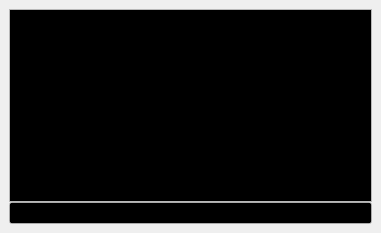
Qt form src/dialogs/dock/dock_script_log.ui (mbasaglia/Knotter) before a commit.
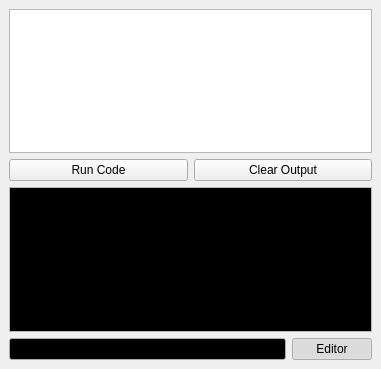
The same form after that commit. Icons and pictures are not drawn. Custom widgets are drawn as their Qt base class.

Commit message: Large script editor

The edit to the form file:
```diff
--- a/src/dialogs/dock/dock_script_log.ui
+++ b/src/dialogs/dock/dock_script_log.ui
@@ -7,7 +7,7 @@
     <x>0</x>
     <y>0</y>
     <width>381</width>
-    <height>233</height>
+    <height>369</height>
    </rect>
   </property>
   <property name="windowIcon">
@@ -19,11 +19,70 @@
    <string>Script Console</string>
   </property>
   <widget class="QWidget" name="dockWidgetContents">
-   <layout class="QVBoxLayout" name="verticalLayout">
-    <property name="spacing">
-     <number>0</number>
-    </property>
-    <item>
+   <layout class="QGridLayout" name="gridLayout">
+    <item row="0" column="0" colspan="2">
+     <widget class="QFrame" name="frame_advanced">
+      <property name="frameShape">
+       <enum>QFrame::NoFrame</enum>
+      </property>
+      <property name="frameShadow">
+       <enum>QFrame::Raised</enum>
+      </property>
+      <layout class="QVBoxLayout" name="verticalLayout_2">
+       <property name="leftMargin">
+        <number>0</number>
+       </property>
+       <property name="topMargin">
+        <number>0</number>
+       </property>
+       <property name="rightMargin">
+        <number>0</number>
+       </property>
+       <property name="bottomMargin">
+        <number>0</number>
+       </property>
+       <item>
+        <widget class="Script_Edit" name="source_editor">
+         <property name="lineWrapMode">
+          <enum>QPlainTextEdit::NoWrap</enum>
+         </property>
+         <property name="tabStopWidth">
+          <number>20</number>
+         </property>
+        </widget>
+       </item>
+       <item>
+        <layout class="QHBoxLayout" name="horizontalLayout">
+         <item>
+          <widget class="QPushButton" name="button_run">
+           <property name="text">
+            <string>Run Code</string>
+           </property>
+           <property name="icon">
+            <iconset theme="debug-run">
+             <normaloff/>
+            </iconset>
+           </property>
+          </widget>
+         </item>
+         <item>
+          <widget class="QPushButton" name="button_clear_output">
+           <property name="text">
+            <string>Clear Output</string>
+           </property>
+           <property name="icon">
+            <iconset theme="edit-clear-list">
+             <normaloff/>
+            </iconset>
+           </property>
+          </widget>
+         </item>
+        </layout>
+       </item>
+      </layout>
+     </widget>
+    </item>
+    <item row="1" column="0" colspan="2">
      <widget class="Copyable_Text_Browser" name="text_output">
       <property name="palette">
        <palette>
@@ -102,7 +161,7 @@
       </property>
      </widget>
     </item>
-    <item>
+    <item row="2" column="0">
      <widget class="History_Line_Edit" name="script_input">
       <property name="palette">
        <palette>
@@ -175,6 +234,24 @@
       </property>
      </widget>
     </item>
+    <item row="2" column="1">
+     <widget class="QPushButton" name="button_editor">
+      <property name="text">
+       <string>Editor</string>
+      </property>
+      <property name="icon">
+       <iconset theme="accessories-text-editor">
+        <normaloff/>
+       </iconset>
+      </property>
+      <property name="checkable">
+       <bool>true</bool>
+      </property>
+      <property name="checked">
+       <bool>true</bool>
+      </property>
+     </widget>
+    </item>
    </layout>
   </widget>
  </widget>
@@ -189,6 +266,11 @@
    <extends>QTextBrowser</extends>
    <header>copyable_text_browser.hpp</header>
   </customwidget>
+  <customwidget>
+   <class>Script_Edit</class>
+   <extends>QPlainTextEdit</extends>
+   <header>script_edit.hpp</header>
+  </customwidget>
  </customwidgets>
  <tabstops>
   <tabstop>text_output</tabstop>
```
Left out of the diff: 19 changed lines with no effect on the pictures. The commit also changes 24 other files.
